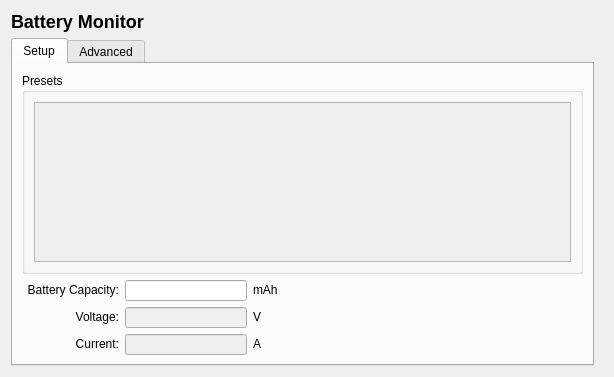
First picture: the form in src/ui/configuration/BatteryMonitorConfig.ui, repository ArduPilot/apm_planner, before the edit.
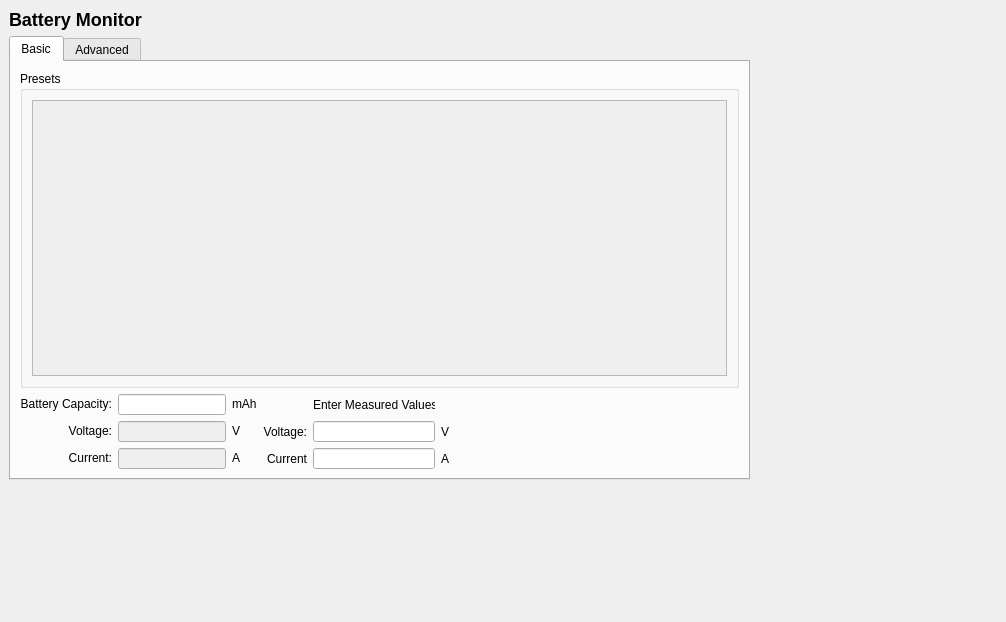
Second picture: the form after the edit. Icons and pictures are not drawn.

Commit message: Battery Monitor: Change of the battery monitor view

Patch:
```diff
--- a/src/ui/configuration/BatteryMonitorConfig.ui
+++ b/src/ui/configuration/BatteryMonitorConfig.ui
@@ -6,15 +6,22 @@
    <rect>
     <x>0</x>
     <y>0</y>
-    <width>614</width>
-    <height>377</height>
+    <width>1006</width>
+    <height>622</height>
    </rect>
   </property>
   <property name="windowTitle">
    <string>Form</string>
   </property>
-  <layout class="QHBoxLayout" name="horizontalLayout_6">
-   <item>
+  <widget class="QWidget" name="layoutWidget">
+   <property name="geometry">
+    <rect>
+     <x>9</x>
+     <y>9</y>
+     <width>741</width>
+     <height>471</height>
+    </rect>
+   </property>
     <layout class="QVBoxLayout" name="verticalLayout_9">
      <item>
       <layout class="QHBoxLayout" name="horizontalLayout_10">
@@ -56,7 +63,7 @@
        </property>
        <widget class="QWidget" name="tab">
         <attribute name="title">
-         <string>Setup</string>
+        <string>Basic</string>
         </attribute>
         <layout class="QHBoxLayout" name="horizontalLayout_9">
          <item>
@@ -107,8 +114,8 @@
                   <rect>
                    <x>0</x>
                    <y>0</y>
-                   <width>498</width>
-                   <height>77</height>
+                  <width>691</width>
+                  <height>144</height>
                   </rect>
                  </property>
                  <layout class="QVBoxLayout" name="verticalLayout_2">
@@ -123,7 +130,7 @@
             </widget>
            </item>
            <item>
-            <layout class="QHBoxLayout" name="horizontalLayout_2">
+           <layout class="QHBoxLayout" name="horizontalLayout_2" stretch="0,0,3">
              <item>
               <layout class="QGridLayout" name="gridLayout_3">
                <item row="2" column="2">
@@ -263,6 +270,77 @@
                </item>
               </layout>
              </item>
+            <item>
+             <layout class="QGridLayout" name="gridLayout_4">
+              <item row="2" column="0">
+               <widget class="QLabel" name="label_22">
+                <property name="text">
+                 <string>Current</string>
+                </property>
+                <property name="alignment">
+                 <set>Qt::AlignRight|Qt::AlignTrailing|Qt::AlignVCenter</set>
+                </property>
+               </widget>
+              </item>
+              <item row="1" column="1">
+               <widget class="QLineEdit" name="measuredVoltsLineEdit_2">
+                <property name="maximumSize">
+                 <size>
+                  <width>122</width>
+                  <height>21</height>
+                 </size>
+                </property>
+               </widget>
+              </item>
+              <item row="1" column="0">
+               <widget class="QLabel" name="label_21">
+                <property name="text">
+                 <string>Voltage:</string>
+                </property>
+                <property name="alignment">
+                 <set>Qt::AlignRight|Qt::AlignTrailing|Qt::AlignVCenter</set>
+                </property>
+               </widget>
+              </item>
+              <item row="1" column="2">
+               <widget class="QLabel" name="label_23">
+                <property name="text">
+                 <string>V</string>
+                </property>
+               </widget>
+              </item>
+              <item row="2" column="1">
+               <widget class="QLineEdit" name="measuredCurrentLineEdit_2">
+                <property name="maximumSize">
+                 <size>
+                  <width>122</width>
+                  <height>21</height>
+                 </size>
+                </property>
+               </widget>
+              </item>
+              <item row="2" column="2">
+               <widget class="QLabel" name="label_24">
+                <property name="text">
+                 <string>A</string>
+                </property>
+               </widget>
+              </item>
+              <item row="0" column="1">
+               <widget class="QLabel" name="label_20">
+                <property name="maximumSize">
+                 <size>
+                  <width>122</width>
+                  <height>21</height>
+                 </size>
+                </property>
+                <property name="text">
+                 <string>Enter Measured Values</string>
+                </property>
+               </widget>
+              </item>
+             </layout>
+            </item>
              <item>
               <spacer name="horizontalSpacer_2">
                <property name="orientation">
@@ -552,21 +630,7 @@
       </widget>
      </item>
     </layout>
-   </item>
-   <item>
-    <spacer name="horizontalSpacer_3">
-     <property name="orientation">
-      <enum>Qt::Horizontal</enum>
-     </property>
-     <property name="sizeHint" stdset="0">
-      <size>
-       <width>13</width>
-       <height>20</height>
-      </size>
-     </property>
-    </spacer>
-   </item>
-  </layout>
+  </widget>
  </widget>
  <resources>
   <include location="../../../qgroundcontrol.qrc"/>
```
Left out of the diff: 42 changed lines with no effect on the pictures. Lines whose indentation alone changed are shown as unchanged. The commit also changes 2 other files.
